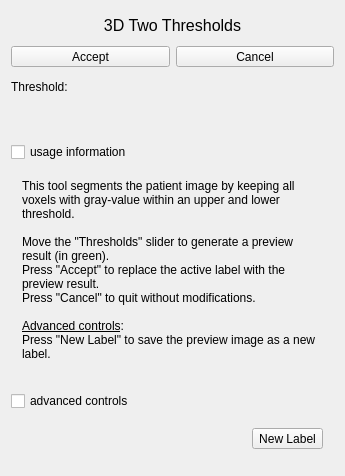
First picture: the form in Modules/SegmentationUI/Qmitk/QmitkBinaryThresholdULToolGUIControls.ui, repository MITK/MITK, before the edit.
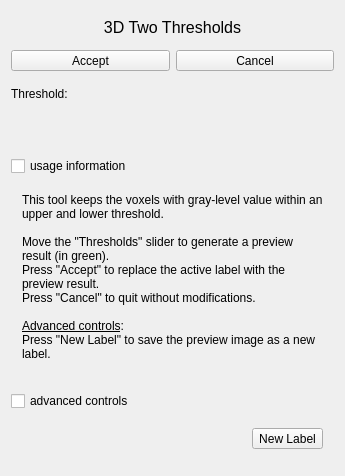
Second picture: the form after the edit. Icons and pictures are not drawn. Custom widgets are drawn as their Qt base class.

```diff
--- a/Modules/SegmentationUI/Qmitk/QmitkBinaryThresholdULToolGUIControls.ui
+++ b/Modules/SegmentationUI/Qmitk/QmitkBinaryThresholdULToolGUIControls.ui
@@ -187,7 +187,7 @@
 &lt;html&gt;&lt;head&gt;&lt;meta name=&quot;qrichtext&quot; content=&quot;1&quot; /&gt;&lt;style type=&quot;text/css&quot;&gt;
 p, li { white-space: pre-wrap; }
 &lt;/style&gt;&lt;/head&gt;&lt;body style=&quot; font-family:'MS Shell Dlg 2'; font-size:8pt; font-weight:400; font-style:normal;&quot;&gt;
-&lt;p style=&quot; margin-top:0px; margin-bottom:0px; margin-left:0px; margin-right:0px; -qt-block-indent:0; text-indent:0px;&quot;&gt;&lt;span style=&quot; font-family:'Sans'; font-size:9pt;&quot;&gt;This tool segments the patient image by keeping all voxels with gray-value within an upper and lower threshold.&lt;/span&gt;&lt;/p&gt;
+&lt;p style=&quot; margin-top:0px; margin-bottom:0px; margin-left:0px; margin-right:0px; -qt-block-indent:0; text-indent:0px;&quot;&gt;&lt;span style=&quot; font-family:'Sans'; font-size:9pt;&quot;&gt;This tool keeps the voxels with gray-level value within an upper and lower threshold.&lt;/span&gt;&lt;/p&gt;
 &lt;p style=&quot;-qt-paragraph-type:empty; margin-top:0px; margin-bottom:0px; margin-left:0px; margin-right:0px; -qt-block-indent:0; text-indent:0px; font-family:'Sans'; font-size:9pt;&quot;&gt;&lt;br /&gt;&lt;/p&gt;
 &lt;p style=&quot; margin-top:0px; margin-bottom:0px; margin-left:0px; margin-right:0px; -qt-block-indent:0; text-indent:0px;&quot;&gt;&lt;span style=&quot; font-family:'Sans'; font-size:9pt;&quot;&gt;Move the &amp;quot;Thresholds&amp;quot; slider to generate a preview result (in green).&lt;/span&gt;&lt;/p&gt;
 &lt;p style=&quot; margin-top:0px; margin-bottom:0px; margin-left:0px; margin-right:0px; -qt-block-indent:0; text-indent:0px;&quot;&gt;&lt;span style=&quot; font-family:'Sans'; font-size:9pt;&quot;&gt;Press &amp;quot;Accept&amp;quot; to replace the active label with the preview result.&lt;/span&gt;&lt;/p&gt;
```
